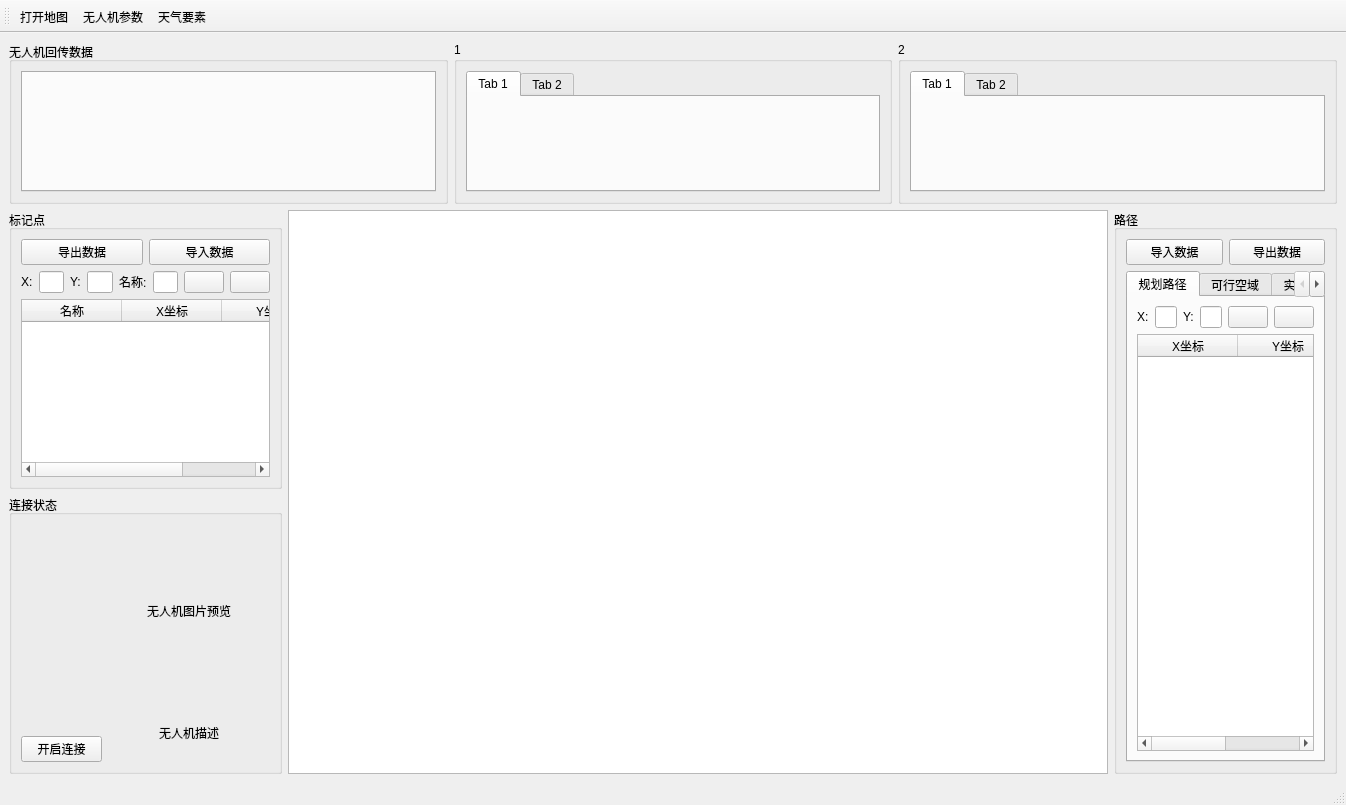
The window that UAV/UAVServer/mainwindow.ui (zt900403/UAV) describes before a commit, drawn with Qt 5.
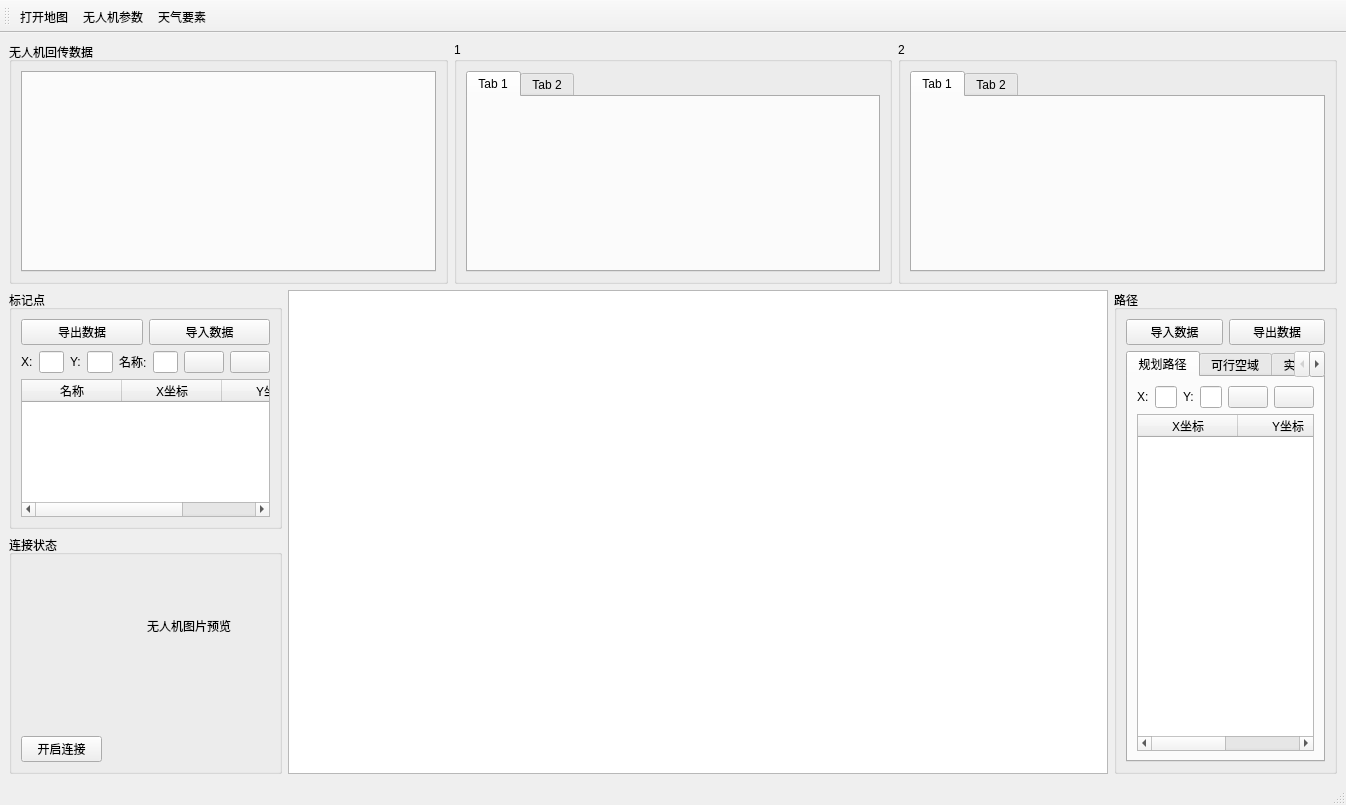
The same window after the commit. Icons and pictures are not drawn. Custom widgets are drawn as their Qt base class.

Diff of the .ui file:
```diff
--- a/UAV/UAVServer/mainwindow.ui
+++ b/UAV/UAVServer/mainwindow.ui
@@ -14,7 +14,7 @@
    <string>MainWindow</string>
   </property>
   <widget class="QWidget" name="centralwidget">
-   <layout class="QVBoxLayout" name="verticalLayout_4" stretch="1,1">
+   <layout class="QVBoxLayout" name="verticalLayout_4" stretch="1,2">
     <item>
      <layout class="QHBoxLayout" name="horizontalLayout_2">
       <item>
@@ -227,7 +227,7 @@
             </layout>
            </item>
            <item>
-            <layout class="QVBoxLayout" name="verticalLayout_3" stretch="3,1">
+            <layout class="QVBoxLayout" name="verticalLayout_3" stretch="5,1">
              <item>
               <widget class="QLabel" name="uavImageLabel">
                <property name="text">
@@ -239,16 +239,16 @@
               </widget>
              </item>
              <item>
-              <widget class="QLabel" name="uavDescriptionLabel">
-               <property name="text">
-                <string>无人机描述</string>
-               </property>
-               <property name="alignment">
-                <set>Qt::AlignCenter</set>
-               </property>
-               <property name="wordWrap">
+              <widget class="QPlainTextEdit" name="uavParameterPlainTextEdit">
+               <property name="enabled">
                 <bool>true</bool>
                </property>
+               <property name="styleSheet">
+                <string notr="true">#uavParameterPlainTextEdit {
+	border: none;
+	background-color: transparent;
+}</string>
+               </property>
               </widget>
              </item>
             </layout>
```
